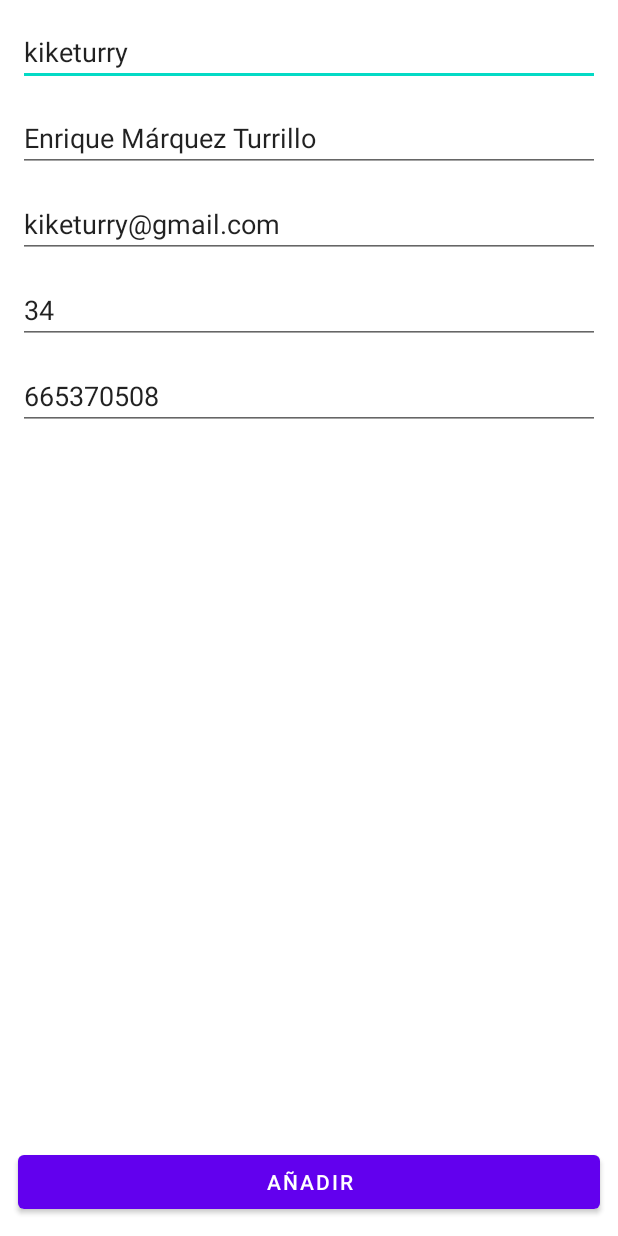
After one commit to kiketurry/TalkingAbout, an Android app: the layout fragment_bgg_add_users.xml on its own in the app's theme, with its tools: preview values and no code run, on a phone screen of 412 x 824 dp. The commit adds this screen. Run offline under Robolectric (Android 15) with nearby library versions, the phone set to English and light mode, and no system bars.

Commit message:
add user and show in log

```diff
--- a/app/src/main/AndroidManifest.xml
+++ b/app/src/main/AndroidManifest.xml
@@ -39,8 +39,9 @@
             android:screenOrientation="portrait" />
 
         <activity
-            android:name=".ui.bgg.listusers.ListUserBGGActivity"
-            android:screenOrientation="portrait" />
+            android:name=".ui.bgg.BGGActivity"
+            android:screenOrientation="portrait"
+            android:windowSoftInputMode="adjustResize" />
 
     </application>
 
--- a/app/src/main/java/es/kiketurry/talkingabout/injection/InjectionSingleton.kt
+++ b/app/src/main/java/es/kiketurry/talkingabout/injection/InjectionSingleton.kt
@@ -38,6 +38,7 @@ class InjectionSingleton {
         fun provideViewModelFactory(context: Context): ViewModelFactory {
             return ViewModelFactory.getInstance(
                 context.applicationContext as Application,
+                provideBBDDManager(context),
                 provideDataSource(context),
                 provideDataSourceXML(context)
             )
--- a/app/src/main/java/es/kiketurry/talkingabout/ui/DistributiveActivity.kt
+++ b/app/src/main/java/es/kiketurry/talkingabout/ui/DistributiveActivity.kt
@@ -8,7 +8,7 @@ import es.kiketurry.talkingabout.R
 import es.kiketurry.talkingabout.databinding.ActivityDistributiveBinding
 import es.kiketurry.talkingabout.injection.InjectionSingleton
 import es.kiketurry.talkingabout.ui.base.BaseActivity
-import es.kiketurry.talkingabout.ui.bgg.listusers.ListUserBGGActivity
+import es.kiketurry.talkingabout.ui.bgg.BGGActivity
 import es.kiketurry.talkingabout.ui.calculator.CalculatorActivity
 import es.kiketurry.talkingabout.ui.cats.CatsActivity
 
@@ -51,7 +51,7 @@ class DistributiveActivity : BaseActivity<ActivityDistributiveBinding>() {
                 startActivity(Intent(this, CalculatorActivity::class.java))
             }
             R.id.btBGG -> {
-                startActivity(Intent(this, ListUserBGGActivity::class.java))
+                startActivity(Intent(this, BGGActivity::class.java))
             }
         }
     }
--- a/app/src/main/res/layout/activity_distributive.xml
+++ b/app/src/main/res/layout/activity_distributive.xml
@@ -1,10 +1,8 @@
 <?xml version="1.0" encoding="utf-8"?>
 <androidx.constraintlayout.widget.ConstraintLayout xmlns:android="http://schemas.android.com/apk/res/android"
     xmlns:app="http://schemas.android.com/apk/res-auto"
-    xmlns:tools="http://schemas.android.com/tools"
     android:layout_width="match_parent"
-    android:layout_height="match_parent"
-    tools:context=".ui.cats.CatsActivity">
+    android:layout_height="match_parent">
 
     <include
         android:id="@+id/clToolbar"
--- /dev/null
+++ b/app/src/main/res/layout/fragment_bgg_add_users.xml
@@ -0,0 +1,72 @@
+<?xml version="1.0" encoding="utf-8"?>
+<androidx.constraintlayout.widget.ConstraintLayout xmlns:android="http://schemas.android.com/apk/res/android"
+    xmlns:app="http://schemas.android.com/apk/res-auto"
+    android:layout_width="match_parent"
+    android:layout_height="match_parent">
+
+    <EditText
+        android:id="@+id/etUserBGG"
+        android:layout_width="0dp"
+        android:layout_height="wrap_content"
+        android:layout_margin="12dp"
+        android:text="kiketurry"
+        android:hint="@string/bggAddUserHintUserBGG"
+        app:layout_constraintEnd_toEndOf="parent"
+        app:layout_constraintStart_toStartOf="parent"
+        app:layout_constraintTop_toTopOf="parent" />
+
+    <EditText
+        android:id="@+id/etName"
+        android:layout_width="0dp"
+        android:layout_height="wrap_content"
+        android:layout_margin="12dp"
+        android:hint="@string/bggAddUserHintName"
+        android:text="Enrique Márquez Turrillo"
+        app:layout_constraintEnd_toEndOf="parent"
+        app:layout_constraintStart_toStartOf="parent"
+        app:layout_constraintTop_toBottomOf="@id/etUserBGG" />
+
+    <EditText
+        android:id="@+id/etEmail"
+        android:layout_width="0dp"
+        android:layout_height="wrap_content"
+        android:layout_margin="12dp"
+        android:hint="@string/bggAddUserHintEmail"
+        android:text="kiketurry@gmail.com"
+        app:layout_constraintEnd_toEndOf="parent"
+        app:layout_constraintStart_toStartOf="parent"
+        app:layout_constraintTop_toBottomOf="@id/etName" />
+
+    <EditText
+        android:id="@+id/etPrefix"
+        android:layout_width="0dp"
+        android:layout_height="wrap_content"
+        android:layout_margin="12dp"
+        android:text="34"
+        android:hint="@string/bggAddUserHintPrefix"
+        app:layout_constraintEnd_toEndOf="parent"
+        app:layout_constraintStart_toStartOf="parent"
+        app:layout_constraintTop_toBottomOf="@id/etEmail" />
+
+    <EditText
+        android:id="@+id/etPhone"
+        android:layout_width="0dp"
+        android:layout_height="wrap_content"
+        android:layout_margin="12dp"
+        android:hint="@string/bggAddUserHintPhone"
+        app:layout_constraintEnd_toEndOf="parent"
+        android:text="665370508"
+        app:layout_constraintStart_toStartOf="parent"
+        app:layout_constraintTop_toBottomOf="@id/etPrefix" />
+
+    <Button
+        android:id="@+id/btAddUser"
+        android:layout_width="0dp"
+        android:layout_height="wrap_content"
+        android:layout_margin="12dp"
+        android:text="@string/bggAddUserButton"
+        app:layout_constraintBottom_toBottomOf="parent"
+        app:layout_constraintEnd_toEndOf="parent"
+        app:layout_constraintStart_toStartOf="parent" />
+
+</androidx.constraintlayout.widget.ConstraintLayout>
--- a/app/src/main/res/values/strings.xml
+++ b/app/src/main/res/values/strings.xml
@@ -25,4 +25,12 @@
     <string name="toolbarDistributive">¿A dónde vamos?</string>
     <string name="toolbarListUsersBGG">Listado de usuarios BGG</string>
     <string name="add_user">añadir usuario bgg</string>
+    <string name="toolbarBGG">Cotilleando en la BGG</string>
+    <string name="bggAddUserHintName">Nombre</string>
+    <string name="bggAddUserButton">Añadir</string>
+    <string name="bggAddUserHintEmail">Email</string>
+    <string name="bggAddUserHintPrefix">Prefijo nacional ejemplo, 34</string>
+    <string name="bggAddUserHintPhone">Teléfono</string>
+    <string name="bggAddUserHintUserBGG">Usuario BGG *</string>
+    <string name="bggAddUserLimitMinUsername">Para añadir un nuevo usuario al menos tiene que tener nombre de usuario de la bgg</string>
 </resources>
```
Also changed, not shown: app/src/main/java/es/kiketurry/talkingabout/data/repository/bbdd/BBDDManager.kt (+3 -4 lines), app/src/main/java/es/kiketurry/talkingabout/data/repository/bbdd/UserBGGDao.kt (+11 -6 lines), app/src/main/java/es/kiketurry/talkingabout/extensions/Extensions.kt (+16 -0 lines), app/src/main/java/es/kiketurry/talkingabout/ui/base/ViewModelFactory.kt (+23 -4 lines), app/src/main/java/es/kiketurry/talkingabout/ui/bgg/BGGActivity.kt (added, +57 -0 lines), app/src/main/java/es/kiketurry/talkingabout/ui/bgg/BGGViewModel.kt (added, +10 -0 lines), app/src/main/java/es/kiketurry/talkingabout/ui/bgg/adduser/AddUserBGGFragment.kt (added, +57 -0 lines), app/src/main/java/es/kiketurry/talkingabout/ui/bgg/adduser/AddUsersBGGViewModel.kt (added, +18 -0 lines), app/src/main/java/es/kiketurry/talkingabout/ui/bgg/listusers/ListUserBGGActivity.kt (deleted, +0 -36 lines), app/src/main/java/es/kiketurry/talkingabout/ui/bgg/listusers/ListUserBGGFragment.kt (added, +53 -0 lines), app/src/main/java/es/kiketurry/talkingabout/ui/bgg/listusers/ListUsersBGGViewModel.kt (+6 -1 lines), app/src/main/res/layout/activity_bgg.xml (added, +21 -0 lines), app/src/main/res/layout/fragment_bgg_list_users.xml (renamed from app/src/main/res/layout/activity_list_users_bgg.xml, +2 -7 lines).
